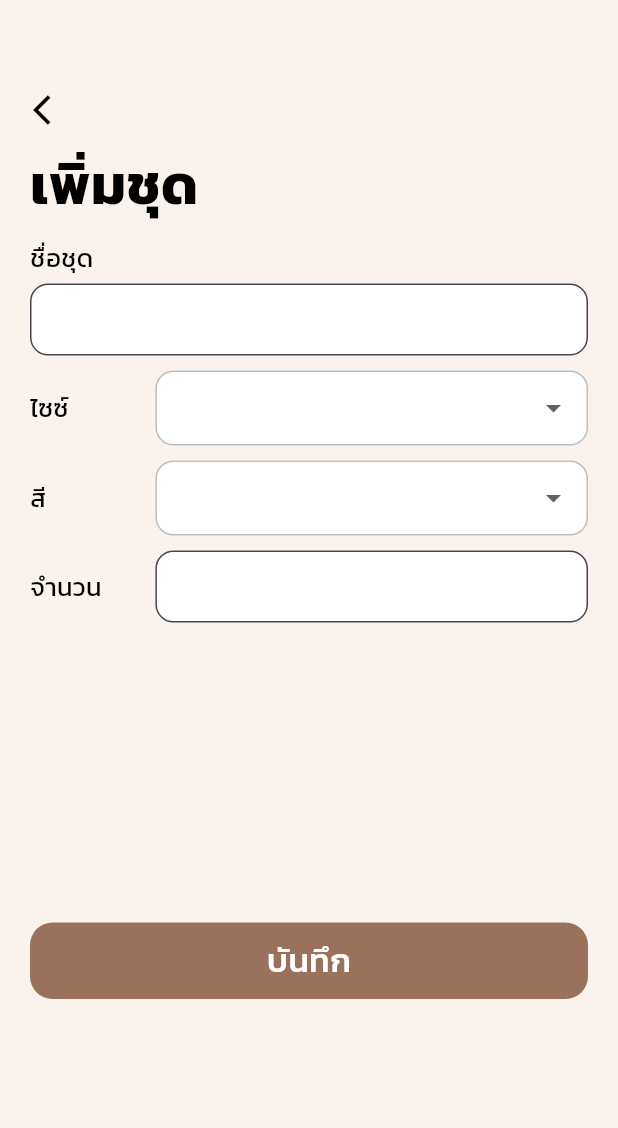
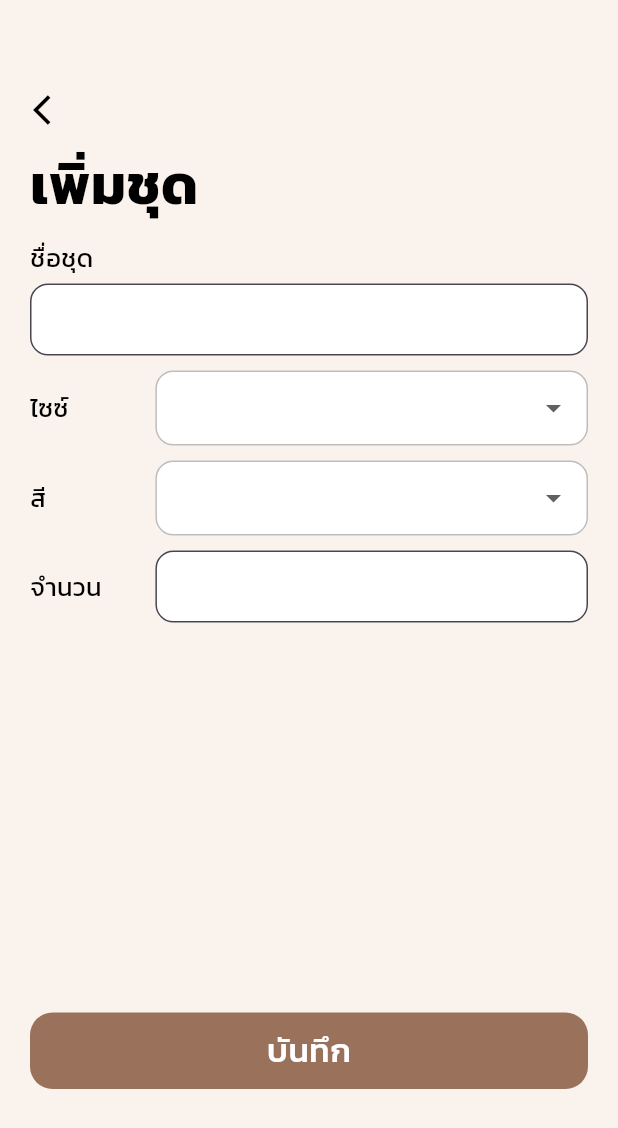
Before and after one commit to Karakapy/rentmylove, a Flutter app: the AddProductScreen screen opened by its route, on a phone screen of 412 x 824 dp. Shown: the top 1128 px of the screen. Run offline on Flutter 3.47's test engine with Material 3 defaults, Android fonts, the phone set to English and light mode, and no system bars; drawn by our look-alikes of dropdown_button2; our stand-ins replace firebase_core; accounts and stored records are empty.

Commit message:
edit add/edit product screen+widgets

```diff
--- a/lib/screens/add_product_screen.dart
+++ b/lib/screens/add_product_screen.dart
@@ -37,7 +37,7 @@ class _AddProductScreenState extends State<AddProductScreen> {
                   TextFieldWidget(width: screenWidth, inputType: TextInputType.text,),
                   const SizedBox(height: 10),
                   ProductListWidget(width: screenWidth),
-                  const SizedBox(height: 190),
+                  const SizedBox(height: 250),
                   SaveButtonWidget(
                     tapFunc: () {},
                   ),
--- a/lib/screens/edit_product_screen.dart
+++ b/lib/screens/edit_product_screen.dart
@@ -36,7 +36,7 @@ class _EditProductScreenState extends State<EditProductScreen> {
                   TextFieldWidget(width: screenWidth, inputType: TextInputType.text,),
                   const SizedBox(height: 10),
                   ProductListWidget(width: screenWidth),
-                  const SizedBox(height: 190),
+                  const SizedBox(height: 250),
                   SaveButtonWidget(
                     tapFunc: () {},
                   ),
--- a/lib/widgets/product_list_widget.dart
+++ b/lib/widgets/product_list_widget.dart
@@ -139,7 +139,7 @@ class _ProductListWidgetState extends State<ProductListWidget> {
                   mainAxisAlignment: MainAxisAlignment.spaceBetween,
                   children: [
                     Text("จำนวน",style: RmlTextStyle.normalText,),
-                    TextFieldWidget(width: widget.width * 0.7, inputType: TextInputType.text,),
+                    TextFieldWidget(width: widget.width * 0.7, inputType: TextInputType.number,),
 
                   ],
             )
--- a/lib/widgets/text_field.dart
+++ b/lib/widgets/text_field.dart
@@ -1,4 +1,5 @@
 import 'package:flutter/material.dart';
+import 'package:rentmylove/text_style.dart';
 
 class TextFieldWidget extends StatefulWidget {
   final double width;
@@ -16,6 +17,7 @@ class _TextFieldWidgetState extends State<TextFieldWidget> {
     return Container(
       width: widget.width,
       child: TextField(
+        style: RmlTextStyle.normalText,
         keyboardType: widget.inputType,
         decoration: InputDecoration(
           border: OutlineInputBorder(
```
